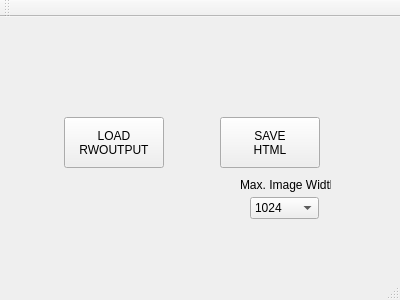
Before: the Qt Designer form mainwindow.ui in farling42/RWoutput, drawn with Qt 5.
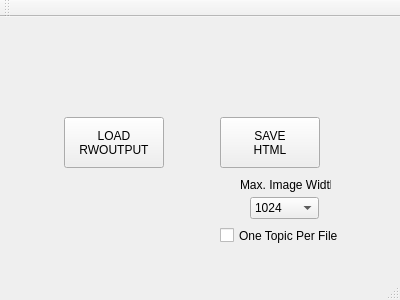
After: the same form once the commit is applied.

```diff
--- a/mainwindow.ui
+++ b/mainwindow.ui
@@ -88,6 +88,19 @@
      <string>Max. Image Width</string>
     </property>
    </widget>
+   <widget class="QCheckBox" name="oneTopicPerFile">
+    <property name="geometry">
+     <rect>
+      <x>220</x>
+      <y>210</y>
+      <width>121</width>
+      <height>17</height>
+     </rect>
+    </property>
+    <property name="text">
+     <string>One Topic Per File</string>
+    </property>
+   </widget>
   </widget>
   <widget class="QMenuBar" name="menuBar">
    <property name="geometry">
```
